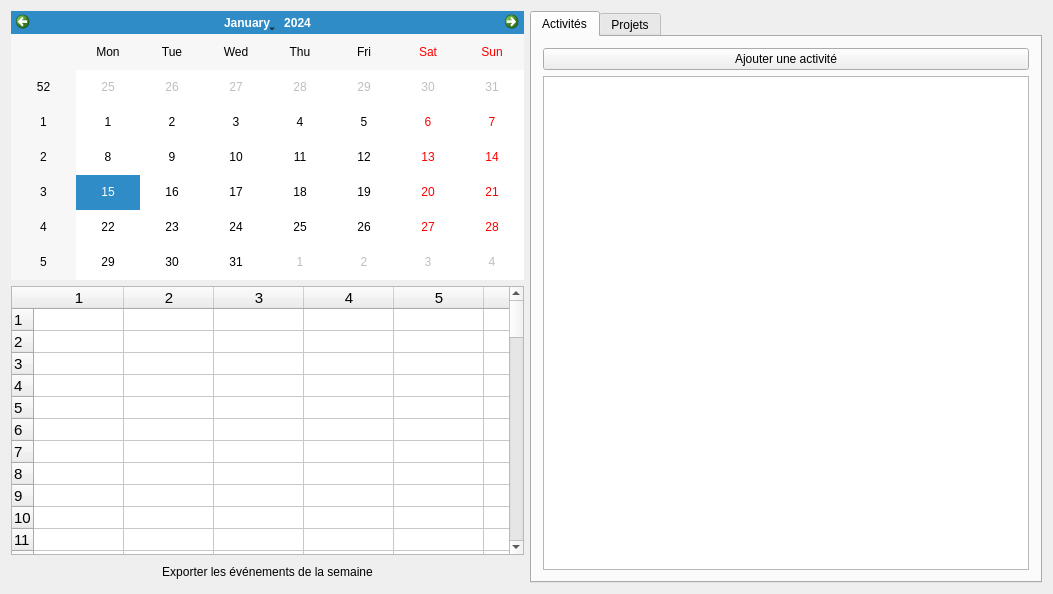
First picture: the form in App/ProCal/ui/mainWindow.ui, repository sd65/ProCal, before the edit.
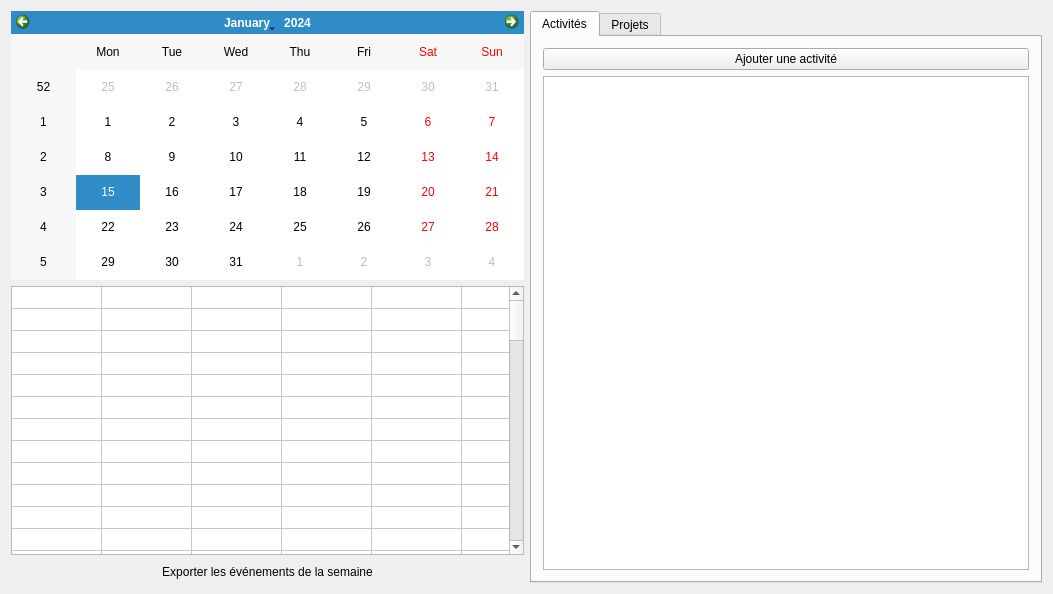
Second picture: the form after the edit. The open tabs and pages were chosen to show the change. Icons and pictures are not drawn. Custom widgets are drawn as their Qt base class.

```diff
--- a/App/ProCal/ui/mainWindow.ui
+++ b/App/ProCal/ui/mainWindow.ui
@@ -93,7 +93,7 @@
          <number>7</number>
         </property>
         <attribute name="horizontalHeaderVisible">
-         <bool>true</bool>
+         <bool>false</bool>
         </attribute>
         <attribute name="horizontalHeaderCascadingSectionResizes">
          <bool>true</bool>
@@ -114,7 +114,7 @@
          <bool>true</bool>
         </attribute>
         <attribute name="verticalHeaderVisible">
-         <bool>true</bool>
+         <bool>false</bool>
         </attribute>
         <attribute name="verticalHeaderCascadingSectionResizes">
          <bool>true</bool>
```
Left out of the diff: 2 changed lines with no effect on the pictures.
